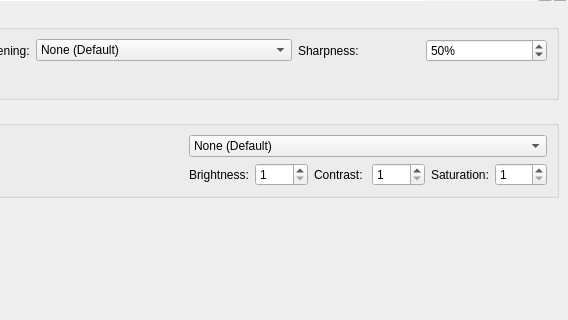
Old version of the form pcsx2-qt/Settings/GraphicsSettingsWidget.ui in the repository PCSX2/pcsx2; both pictures show x 154 to 722 and y 108 to 428 of the 722 by 626 pixel window.
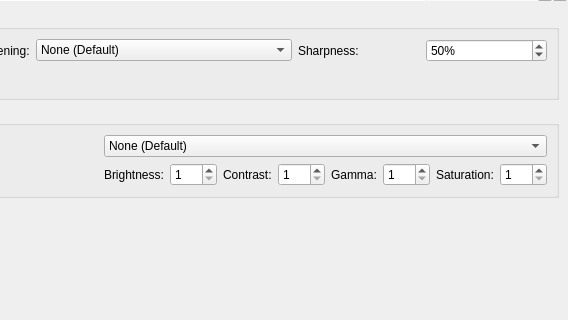
New version of the form. The open tabs and pages were chosen to show the change.

Commit message: GS: Add gamma control to ShadeBoost

Patch:
```diff
--- a/pcsx2-qt/Settings/GraphicsSettingsWidget.ui
+++ b/pcsx2-qt/Settings/GraphicsSettingsWidget.ui
@@ -1433,6 +1433,23 @@
               </property>
              </widget>
             </item>
+            <item>
+             <widget class="QLabel" name="gammaLabel">
+              <property name="text">
+               <string>Gamma:</string>
+              </property>
+             </widget>
+            </item>
+            <item>
+             <widget class="QSpinBox" name="shadeBoostGamma">
+              <property name="minimum">
+               <number>1</number>
+              </property>
+              <property name="maximum">
+               <number>100</number>
+              </property>
+             </widget>
+            </item>
             <item>
              <widget class="QLabel" name="saturationLabel">
               <property name="text">
```
The commit also changes 10 other files.
